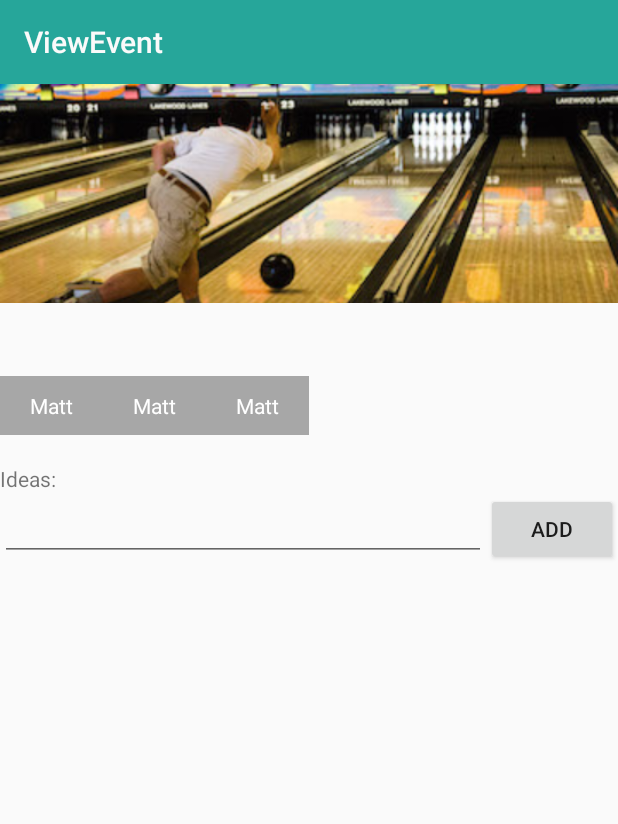
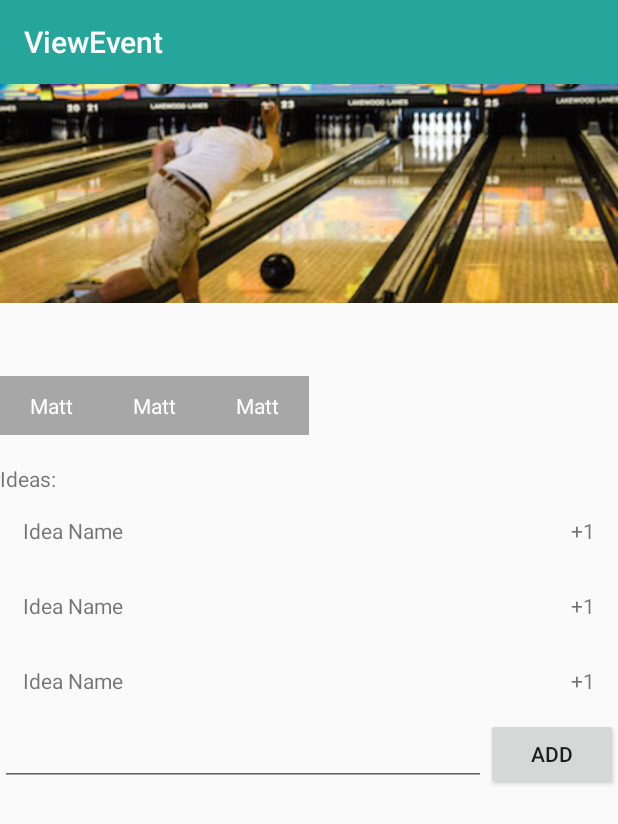
Before and after one commit to austinodell/Planit, an Android app: the ViewEvent screen opened directly, with no data from a screen before it, on a phone screen of 412 x 824 dp. Shown: the top 824 px of the screen. Run offline under Robolectric (Android 15) with nearby library versions, the phone set to English and light mode, and no system bars; libraries missing offline, so code that uses them is left out: com.nostra13.universalimageloader; 5 statements that could not run were skipped.

Commit message:
Updated ViewEvent Page

```diff
--- a/app/src/main/java/edu/villanvoa/together/IdeaListAdapter.java
+++ b/app/src/main/java/edu/villanvoa/together/IdeaListAdapter.java
@@ -11,52 +11,49 @@ import android.widget.TextView;
 import java.util.ArrayList;
 import java.util.List;
 
-/**
- * Created by aodell on 3/12/15.
- */
 public class IdeaListAdapter extends BaseAdapter {
-    private List<Idea> mIdea;
+    private List<Idea> mIdeaList;
     private final LayoutInflater mInflater;
 
     public IdeaListAdapter(Context context, ArrayList<Idea> list) {
         mInflater = LayoutInflater.from(context);
-        mIdea = list;
+        mIdeaList = list;
     }
 
     @Override
     public int getCount() {
-        return mIdea.size();
+        return mIdeaList.size();
     }
 
     @Override
     public Idea getItem(int i) {
-        return mIdea.get(i);
+        return mIdeaList.get(i);
     }
 
     @Override
     public long getItemId(int i) {
-        return mIdea.get(i).getId();
+        return mIdeaList.get(i).getId();
     }
 
     @Override
     public View getView(int i, View view, ViewGroup viewGroup) {
         View v = view;
-        ImageView picture;
-        TextView name;
+        TextView name, rank;
 
         if (v == null) {
-            v = mInflater.inflate(R.layout.fragment_event, viewGroup, false);
-            v.setTag(R.id.event_img, v.findViewById(R.id.event_img));
-            v.setTag(R.id.event_tv, v.findViewById(R.id.event_tv));
+            v = mInflater.inflate(R.layout.fragment_idea_list_item, viewGroup, false);
+            v.setTag(R.id.idea_list_item_name, v.findViewById(R.id.idea_list_item_name));
+            v.setTag(R.id.idea_list_item_rank, v.findViewById(R.id.idea_list_item_rank));
         }
 
-        picture = (ImageView) v.getTag(R.id.event_img);
-        name = (TextView) v.getTag(R.id.event_tv);
+        name = (TextView) v.getTag(R.id.idea_list_item_name);
+        rank = (TextView) v.getTag(R.id.idea_list_item_rank);
 
-        Home.Event event = getItem(i);
+        Idea idea = getItem(i);
 
-        picture.setImageResource(event.drawableId);
-        name.setText(event.name);
+        name.setText(idea.getName());
+        rank.setText("+" + idea.getId());
 
         return v;
     }
+}
--- a/app/src/main/java/edu/villanvoa/together/ViewEvent.java
+++ b/app/src/main/java/edu/villanvoa/together/ViewEvent.java
@@ -27,10 +27,13 @@ public class ViewEvent extends ActionBarActivity {
     private TextView eventDesc;
     private TextView eventTime;
     private GridView eventFriendsGV;
-    private TableLayout eventIdeasTable;
+    private GridView eventIdeasTable;
 
     private ArrayList<Friend> friendsList;
     private FriendsGridAdapter friendsGridAdapter;
+
+    private ArrayList<Idea> ideasList;
+    private IdeaListAdapter ideaListAdapter;
 
     /* UniversalImageLoader library variables */
     static public ImageLoader imageLoader;
@@ -78,23 +81,32 @@ public class ViewEvent extends ActionBarActivity {
         eventDesc = (TextView) findViewById(R.id.view_event_description);
         eventTime = (TextView) findViewById(R.id.view_event_time);
         eventFriendsGV = (GridView) findViewById(R.id.view_event_friends_container);
-        eventIdeasTable = (TableLayout) findViewById(R.id.view_event_ideas_container);
-
-        Log.i(TAG,"ViewEvent vars initialized");
+        eventIdeasTable = (GridView) findViewById(R.id.view_event_ideas_container);
 
         friendsGridAdapter = new FriendsGridAdapter(this,friendsList,eventFriendsGV);
-
-        Log.i(TAG,"ViewEvent Adapter initialized");
-
         eventFriendsGV.setAdapter(friendsGridAdapter);
 
-        Log.i(TAG,"ViewEvent Adapter set");
+        ideasList = new ArrayList<Idea>();
+        addIdeaToList("Idea Name","Idea Description");
+        addIdeaToList("Idea Name","Idea Description");
+        addIdeaToList("Idea Name","Idea Description");
+
+        ideaListAdapter = new IdeaListAdapter(this,ideasList);
+        eventIdeasTable.setAdapter(ideaListAdapter);
     }
 
     private void addFriendToGrid(String id, String name, boolean isReal) {
         Friend friend = new Friend(id, name);
         friendsList.add(friend);
 
-        Log.i(TAG,"ViewEvent Friend Added");
+        Log.i(TAG,"ViewEvent Friend ("+friend.id+") Added");
+    }
+
+    private void addIdeaToList(String name, String description) {
+        Idea idea = new Idea(name);
+        idea.setDesc(description);
+        ideasList.add(idea);
+
+        Log.i(TAG,"ViewEvent Idea ("+idea.getId()+") Added");
     }
 }
--- a/app/src/main/res/layout/activity_view_event.xml
+++ b/app/src/main/res/layout/activity_view_event.xml
@@ -25,7 +25,7 @@
 
     <GridView
         android:id="@+id/view_event_friends_container"
-        android:layout_width="match_parent"
+        android:layout_width="fill_parent"
         android:layout_height="wrap_content"
         android:verticalSpacing="0dp"
         android:horizontalSpacing="0dp"
@@ -45,10 +45,14 @@
         android:text="Ideas:"
         android:layout_gravity="center" />
 
-    <TableLayout
+    <GridView
         android:id="@+id/view_event_ideas_container"
         android:layout_width="fill_parent"
-        android:layout_height="wrap_content" />
+        android:layout_height="wrap_content"
+        android:verticalSpacing="0dp"
+        android:horizontalSpacing="0dp"
+        android:stretchMode="columnWidth"
+        android:numColumns="1" />
 
     <LinearLayout
         android:layout_width="fill_parent"
--- /dev/null
+++ b/app/src/main/res/layout/fragment_idea_list_item.xml
@@ -0,0 +1,20 @@
+<?xml version="1.0" encoding="utf-8"?>
+<LinearLayout xmlns:android="http://schemas.android.com/apk/res/android"
+    android:orientation="horizontal" android:layout_width="match_parent"
+    android:layout_height="match_parent"
+    android:padding="15sp">
+
+    <TextView
+        android:id="@+id/idea_list_item_name"
+        android:layout_width="wrap_content"
+        android:layout_height="wrap_content"
+        android:text="Idea Name"
+        android:layout_weight="1" />
+
+    <TextView
+        android:id="@+id/idea_list_item_rank"
+        android:layout_width="wrap_content"
+        android:layout_height="wrap_content"
+        android:text="#" />
+
+</LinearLayout>
```
